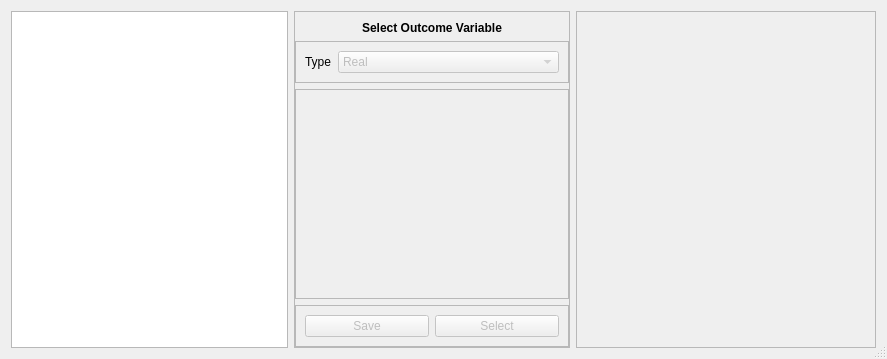
First picture: the form in braviz/interaction/qt_guis/outcome_select.ui, repository diego0020/braviz-app, before the edit.
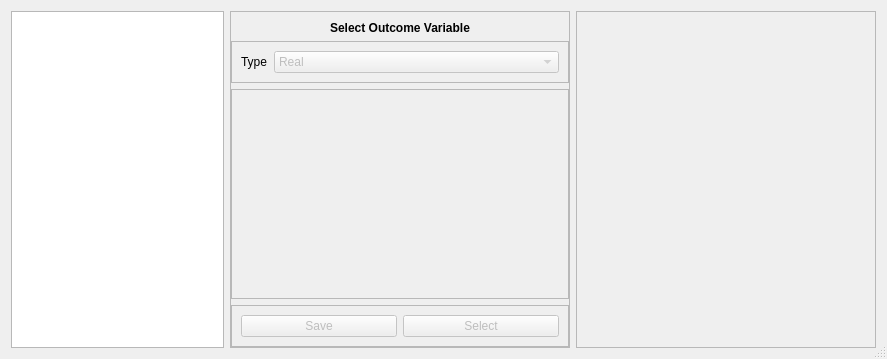
Second picture: the form after the edit.

Commit message: work in outcome select dialog

What changed in the file:
```diff
--- a/braviz/interaction/qt_guis/outcome_select.ui
+++ b/braviz/interaction/qt_guis/outcome_select.ui
@@ -65,6 +65,12 @@
    </item>
    <item>
     <widget class="QFrame" name="frame">
+     <property name="minimumSize">
+      <size>
+       <width>340</width>
+       <height>0</height>
+      </size>
+     </property>
      <property name="frameShape">
       <enum>QFrame::StyledPanel</enum>
      </property>
```
The commit also changes 3 other files.
